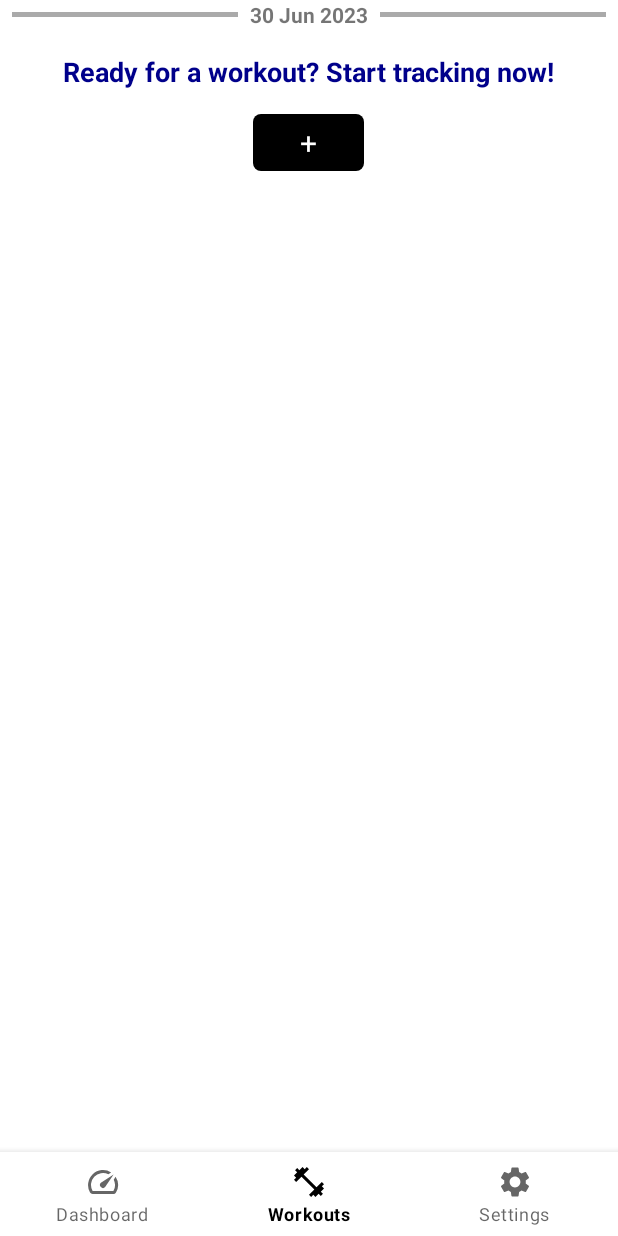
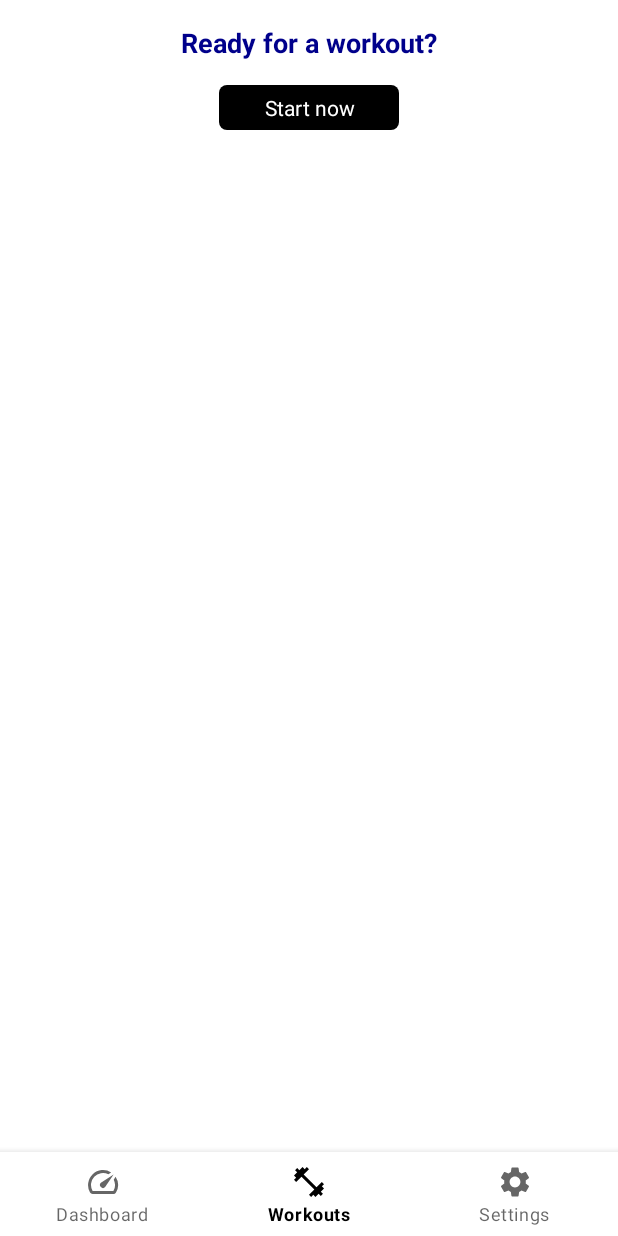
Before and after one commit to jungledav/gaintracker, an Android app: the MainActivity screen opened directly, with no data from a screen before it, on a phone screen of 412 x 824 dp. Run offline under Robolectric (Android 15) with nearby library versions, the phone set to English and light mode, and no system bars; libraries missing offline, so code that uses them is left out: com.jakewharton.threetenabp.

Commit message:
UX improvment: Date divider line doe snot show up anymore when it is a new day without any exercises added

```diff
--- a/app/src/main/java/com/example/gaintracker/MainActivity.kt
+++ b/app/src/main/java/com/example/gaintracker/MainActivity.kt
@@ -89,8 +89,8 @@ class MainActivity : BaseActivity(), onAddAnotherExerciseClickListener,OnNoExerc
         }
 
         if (exercisesWithGroupNames.isEmpty() || !isSameDay(Date(), Date(exercisesWithGroupNames[0].exercise.date))) {
-            items.add(0, ExerciseListItem.DividerItem(Date()))
-            items.add(1, ExerciseListItem.NoExercisesTodayItem)
+         //   items.add(0, ExerciseListItem.DividerItem(Date()))
+            items.add(0, ExerciseListItem.NoExercisesTodayItem)
         }
 
         return items
--- a/app/src/main/res/layout/no_exercises_today_item.xml
+++ b/app/src/main/res/layout/no_exercises_today_item.xml
@@ -9,7 +9,7 @@
         android:id="@+id/textViewNoExercisesToday"
         android:layout_width="wrap_content"
         android:layout_height="wrap_content"
-        android:text="Ready for a workout? Start tracking now!"
+        android:text="Ready for a workout?"
         android:textSize="18sp"
         android:textStyle="bold"
         android:textColor="@color/dark_blue"
@@ -17,14 +17,14 @@
 
     <TextView
         android:id="@+id/textViewPlus"
-        android:layout_width="74dp"
+        android:layout_width="120dp"
         android:layout_height="wrap_content"
         android:layout_marginTop="16dp"
         android:background="@drawable/button_background"
+        android:gravity="center_horizontal"
         android:padding="5dp"
-        android:text="+"
-        android:gravity="center_horizontal"
+        android:text="Start now"
         android:textAppearance="@style/TextAppearance.AppCompat.Large"
         android:textColor="@color/white"
-        android:textSize="20sp" />
+        android:textSize="14sp" />
 </LinearLayout>
```
